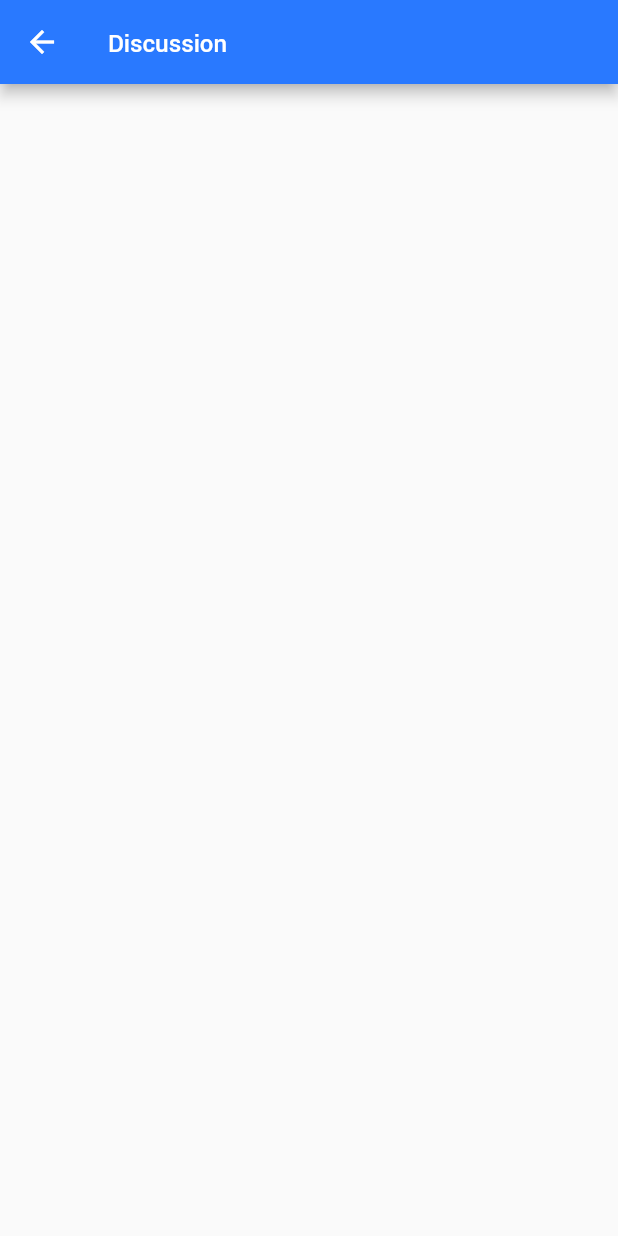
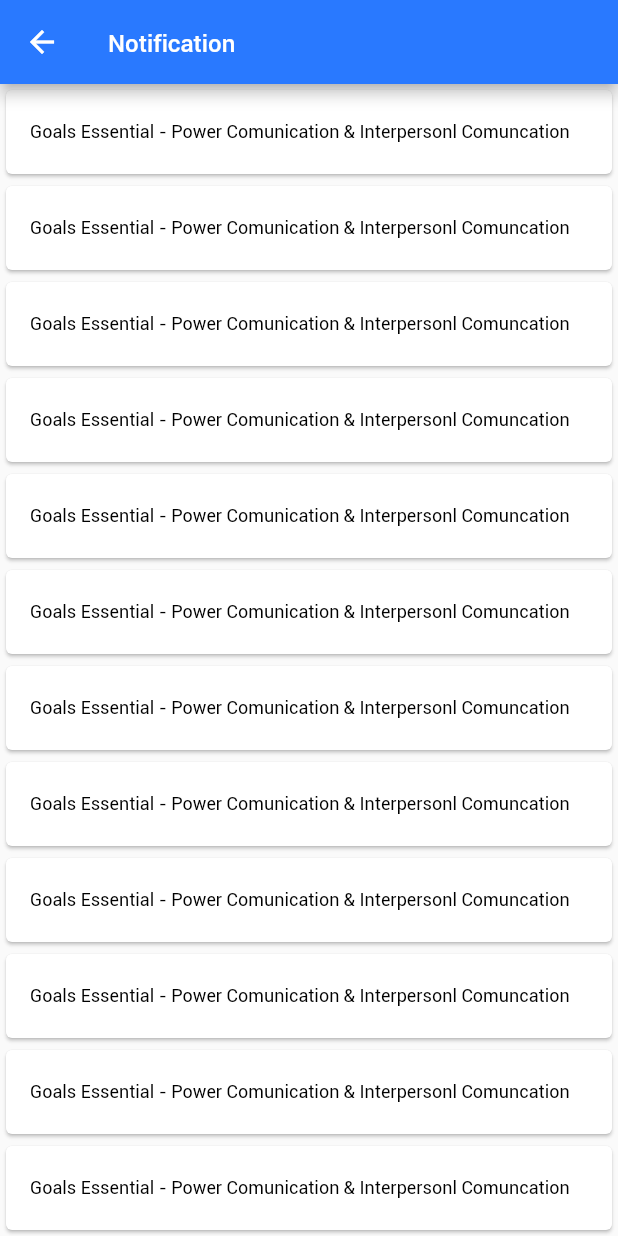
Before and after one commit to Erinziyi/Peopleaps_flutter, a Flutter app: the DiscussionTopicListPage screen opened by its route, on a phone screen of 412 x 824 dp. Run offline on Flutter 3.47's test engine with Material 2 defaults, Android fonts, the phone set to English and light mode, and no system bars; our stand-ins replace percent_indicator, rxdart.

Commit message:
Update notification and discussion page

```diff
--- a/lib/Course/course_list.dart
+++ b/lib/Course/course_list.dart
@@ -162,10 +162,6 @@ class _CourseListContentState extends State<CourseListContent> {
                                          ],
                                        ),
                                      ),
-
-
-
-
                                    ],
 
                                  ),
--- a/lib/Dashboard/dashboard_page.dart
+++ b/lib/Dashboard/dashboard_page.dart
@@ -2,7 +2,7 @@ import 'package:flutter/material.dart';
 import 'package:flutter_login_app/ActionPlan/action_plan.dart';
 import 'package:flutter_login_app/Course/course_list.dart';
 import 'package:flutter_login_app/Discussion/discussion_topic_list.dart';
-import 'package:flutter_login_app/Notificaition/notification_list.dart';
+import 'package:flutter_login_app/Notificaition/notification_view.dart';
 import 'package:flutter_login_app/Report/report.dart';
 import 'package:flutter_login_app/Training/training_session.dart';
 
--- a/lib/Discussion/discussion_topic_list.dart
+++ b/lib/Discussion/discussion_topic_list.dart
@@ -1,13 +1,8 @@
 import 'package:flutter/material.dart';
 
 
-class DiscussionTopicListPage extends StatefulWidget {
+class  DiscussionTopicListPage extends StatelessWidget {
   static String tag ='discussiontopiclist-page';
-  @override
-  _DiscussionTopicListPageState createState() => _DiscussionTopicListPageState();
-}
-
-class _DiscussionTopicListPageState extends State<DiscussionTopicListPage> {
   @override
   Widget build(BuildContext context) {
     return Scaffold(
@@ -17,18 +12,60 @@ class _DiscussionTopicListPageState extends State<DiscussionTopicListPage> {
         ),
         backgroundColor: Colors.blueAccent[400],
 
-        title: Text('Discussion' ,
+        title: Text('Notification' ,
           style: TextStyle(
             fontSize: 16.0,
             color: Colors.white,
-
           ),
 
         ),
+      ),
 
+      body: DiscussionListBodyLayout(),
 
-      ),
 
     );
   }
 }
+
+class DiscussionListBodyLayout extends StatelessWidget {
+  @override
+  Widget build(BuildContext context) {
+    return _discussionListView(context);
+
+
+  }
+}
+
+Widget _discussionListView(BuildContext context) {
+
+//  final titles = ['MS Exel Advanced',
+//    'People 4.0 - Self Materry',
+//    'SQL Server',
+//    'Customer Service Skill',
+//    'MS Exel Foundation',
+//    'MS Exel Intermediate',
+//    'Report Simplified',
+//    'Goals Essential - Power Comunication & Interpersonl Comuncation'];
+
+
+  return ListView.builder(
+    itemCount:30,
+    itemBuilder: (context, index) {
+      return Card(
+        child: ListTile(
+          title: Text('Goals Essential - Power Comunication & Interpersonl Comuncation', style:new TextStyle(
+            color:Colors.black,
+            fontSize: 12.0,
+          ),
+
+          ),
+
+
+        ),
+
+      );
+    },
+
+  );
+}
--- a/lib/main.dart
+++ b/lib/main.dart
@@ -5,7 +5,7 @@ import 'package:flutter_login_app/login_page.dart';
 import 'ActionPlan/action_plan.dart';
 import 'Course/course_list.dart';
 import 'Discussion/discussion_topic_list.dart';
-import 'Notificaition/notification_list.dart';
+import 'Notificaition/notification_view.dart';
 import 'Report/report.dart';
 import 'Training/training_session.dart';
 
--- a/pubspec.yaml
+++ b/pubspec.yaml
@@ -60,6 +60,7 @@ flutter:
     - assets/course_picture.png
     - assets/comptia_course_picture.jpg
     - assets/course_picture_1.png
+    - assets/peopleaps_notification_icon.png
   fonts:
      - family: Roboto
        fonts:
```
Also changed, not shown: lib/Notificaition/notification_data.dart (added, +24 -0 lines), lib/Notificaition/notification_list.dart (deleted, +0 -29 lines), lib/Notificaition/notification_view.dart (added, +118 -0 lines), assets/peopleaps_notification_icon.png (added).
